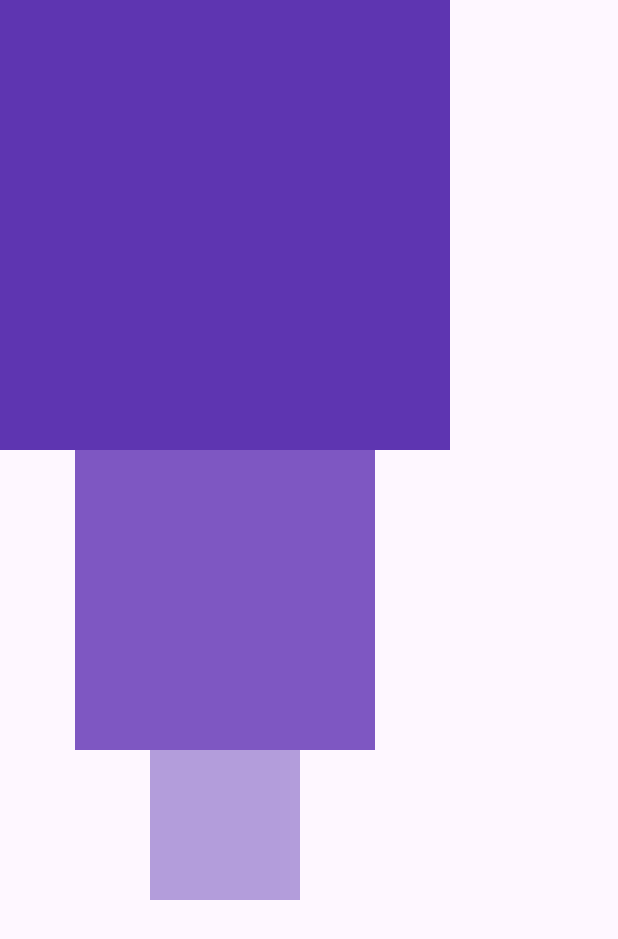
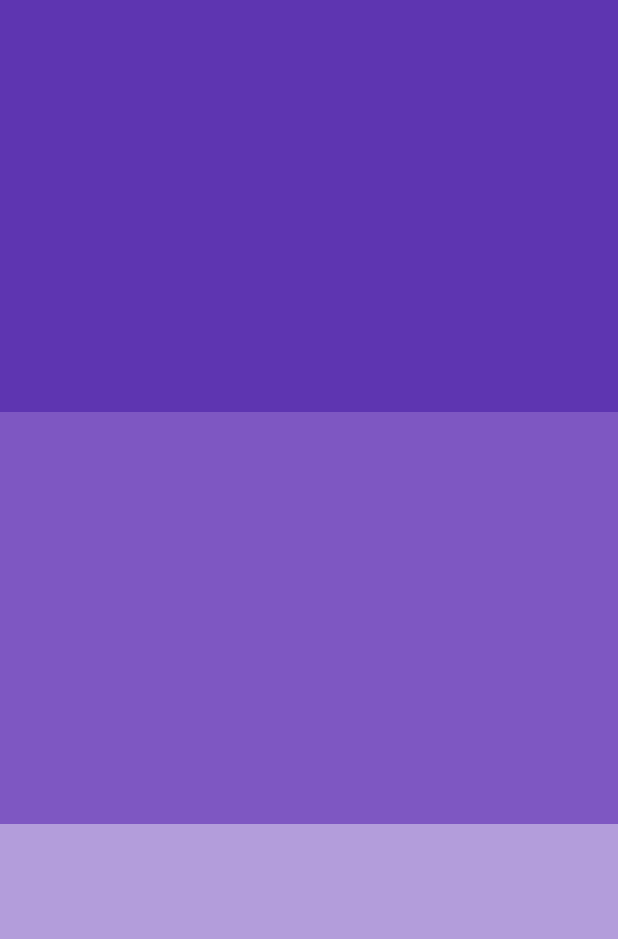
Before and after one commit to 117-Bhavesh/flutterwidget, a Flutter app: the screen it shows after launch, on a phone screen of 412 x 824 dp. Shown: the top 939 px of the screen. Run offline on Flutter 3.47's test engine with Material 3 defaults, Android fonts, the phone set to English and light mode, and no system bars.

Commit message:
expanded widget within Column widget

```diff
--- a/lib/main.dart
+++ b/lib/main.dart
@@ -33,24 +33,30 @@ class MyApp extends StatelessWidget {
           //crossAxisAlignment: CrossAxisAlignment.end, //start, center, end
           children: [ //to make a column it requires children of widgets
             //1st box
-            Container(
-              height: 300,
-              width: 300,
-              color: Colors.deepPurple[600],
+            Expanded(
+              child: Container(
+                //height: 200,
+                //width: 200,
+                color: Colors.deepPurple[600],
+              ),
             ),
 
             //2nd box
-            Container(
-              height: 200,
-              width: 200,
-              color: Colors.deepPurple[400],
+            Expanded(
+              child: Container(
+                //height: 200,
+                //width: 200,
+                color: Colors.deepPurple[400],
+              ),
             ),
 
             //3rd box
-            Container(
-              height: 100,
-              width: 100,
-              color: Colors.deepPurple[200],
+            Expanded(//just expands the widget to fill the rest of the space be it horizontally or vertically
+              child: Container(
+                //height: 200,
+                //width: 200,
+                color: Colors.deepPurple[200],
+              ),
             ),
 
           ],
```
